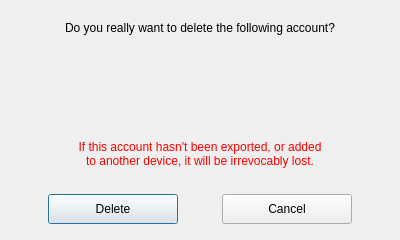
First picture: the form in deleteaccountdialog.ui, repository savoirfairelinux/jami-client-windows, before the edit.
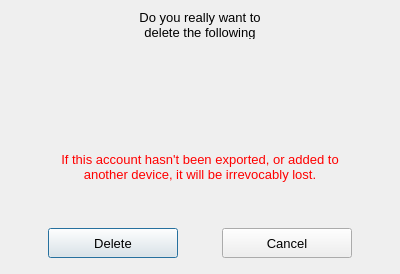
Second picture: the form after the edit.

```diff
--- a/deleteaccountdialog.ui
+++ b/deleteaccountdialog.ui
@@ -10,7 +10,7 @@
     <x>0</x>
     <y>0</y>
     <width>400</width>
-    <height>240</height>
+    <height>274</height>
    </rect>
   </property>
   <property name="sizePolicy">
@@ -22,13 +22,13 @@
   <property name="minimumSize">
    <size>
     <width>400</width>
-    <height>240</height>
+    <height>274</height>
    </size>
   </property>
   <property name="maximumSize">
    <size>
     <width>400</width>
-    <height>240</height>
+    <height>274</height>
    </size>
   </property>
   <property name="windowTitle">
@@ -48,12 +48,18 @@
      </property>
      <property name="font">
       <font>
-       <pointsize>9</pointsize>
+       <pointsize>10</pointsize>
       </font>
      </property>
      <property name="text">
       <string>Do you really want to delete the following account?</string>
      </property>
+     <property name="alignment">
+      <set>Qt::AlignCenter</set>
+     </property>
+     <property name="wordWrap">
+      <bool>true</bool>
+     </property>
     </widget>
    </item>
    <item alignment="Qt::AlignHCenter">
@@ -61,12 +67,12 @@
      <property name="minimumSize">
       <size>
        <width>30</width>
-       <height>0</height>
+       <height>30</height>
       </size>
      </property>
      <property name="font">
       <font>
-       <pointsize>9</pointsize>
+       <pointsize>10</pointsize>
        <weight>75</weight>
        <bold>true</bold>
       </font>
@@ -84,13 +90,13 @@
      <property name="minimumSize">
       <size>
        <width>20</width>
-       <height>0</height>
+       <height>30</height>
       </size>
      </property>
      <property name="font">
       <font>
        <family>MS Sans Serif</family>
-       <pointsize>7</pointsize>
+       <pointsize>10</pointsize>
        <italic>false</italic>
       </font>
      </property>
@@ -113,7 +119,7 @@
      <property name="sizeHint" stdset="0">
       <size>
        <width>20</width>
-       <height>10</height>
+       <height>5</height>
       </size>
      </property>
     </spacer>
@@ -128,13 +134,13 @@
      </property>
      <property name="minimumSize">
       <size>
-       <width>250</width>
-       <height>0</height>
+       <width>300</width>
+       <height>90</height>
       </size>
      </property>
      <property name="font">
       <font>
-       <pointsize>9</pointsize>
+       <pointsize>10</pointsize>
       </font>
      </property>
      <property name="styleSheet">
@@ -165,7 +171,7 @@
      <property name="sizeHint" stdset="0">
       <size>
        <width>20</width>
-       <height>20</height>
+       <height>10</height>
       </size>
      </property>
     </spacer>
@@ -219,7 +225,7 @@
        </property>
        <property name="font">
         <font>
-         <pointsize>9</pointsize>
+         <pointsize>10</pointsize>
         </font>
        </property>
        <property name="toolTip">
@@ -262,7 +268,7 @@
        </property>
        <property name="font">
         <font>
-         <pointsize>9</pointsize>
+         <pointsize>10</pointsize>
         </font>
        </property>
        <property name="toolTip">
```
Left out of the diff: 3 changed lines with no effect on the pictures.
